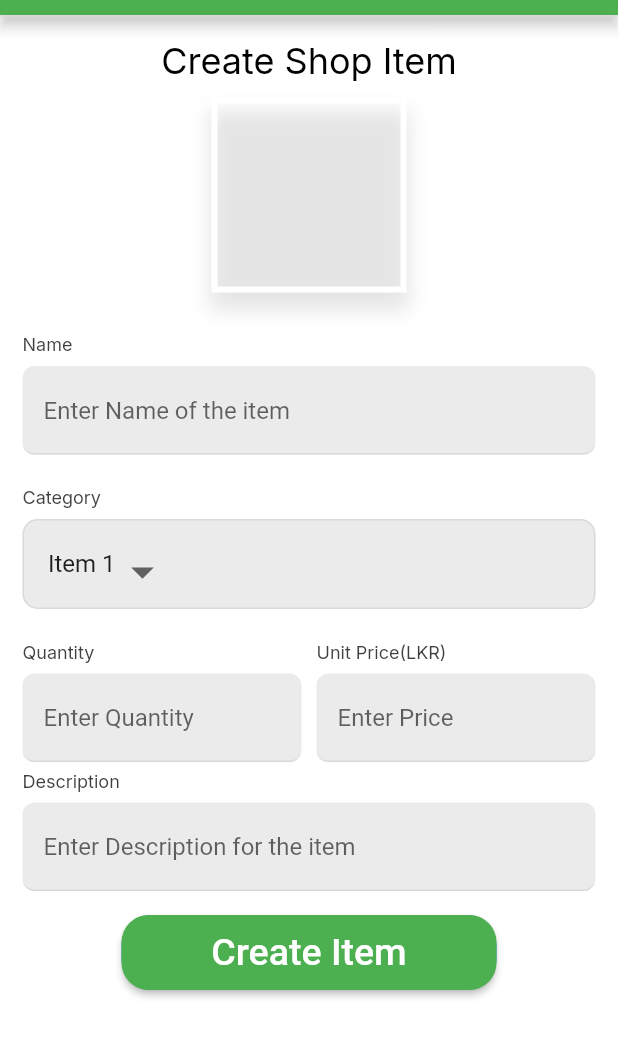
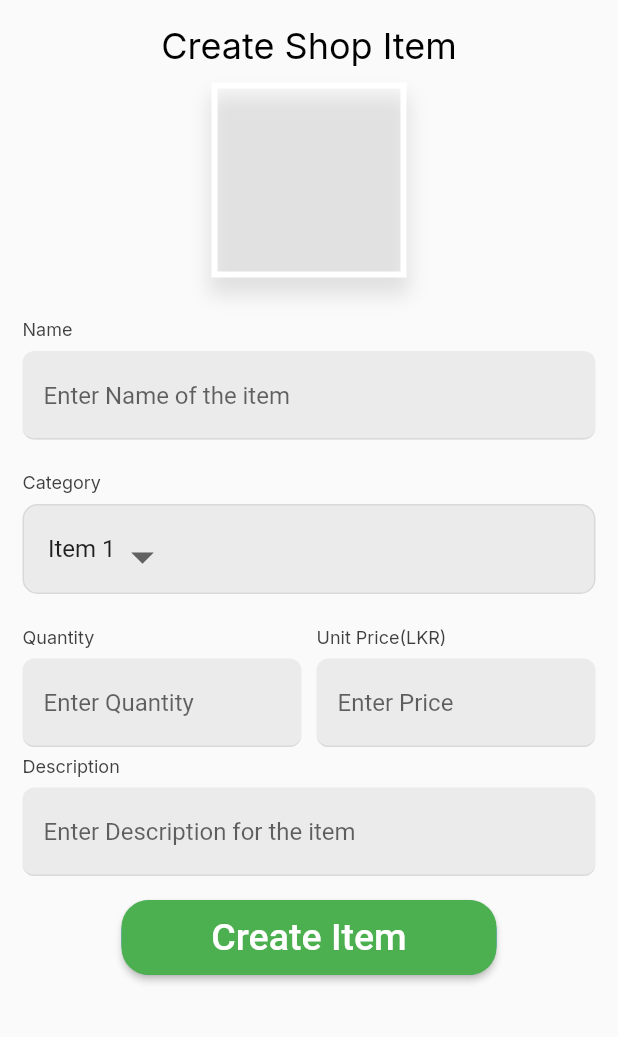
Before and after one commit to Y4S1-SASA/automobile-spare-parts-app, a Flutter app: the SaveItem widget shown alone on an empty page, opened directly, on a phone screen of 412 x 824 dp. Shown: the top 1037 px of the screen. Run offline on Flutter 3.47's test engine with Material 2 defaults, Android fonts, the light colour scheme and no system bars; our stand-ins replace firebase_auth, firebase_core, firebase_database, google_fonts; accounts and stored records are empty.

Commit message:
fix : ui issues

```diff
--- a/lib/view/screens/item/save.item.dart
+++ b/lib/view/screens/item/save.item.dart
@@ -24,13 +24,7 @@ class _SaveItemState extends State<SaveItem> {
   @override
   Widget build(BuildContext context) {
     final _formKey = GlobalKey<FormState>();
-    return Scaffold(
-      backgroundColor: Colors.white,
-      appBar: AppBar(
-        toolbarHeight: 10,
-        backgroundColor: Colors.green,
-      ),
-      body: SingleChildScrollView(
+    return Container(
       child: Column(
         children: <Widget>[
           const SizedBox(height: 16),
@@ -196,25 +190,23 @@ class _SaveItemState extends State<SaveItem> {
                               TextFormField(
                                 decoration: InputDecoration(
                                   filled: true,
-                                    fillColor: const Color.fromARGB(
-                                        255, 235, 235, 235),
+                                  fillColor:
+                                      const Color.fromARGB(255, 235, 235, 235),
                                   hintText: 'Enter Quantity',
                                   enabled: true,
                                   contentPadding: const EdgeInsets.symmetric(
                                       vertical: 20.0, horizontal: 14.0),
                                   focusedBorder: OutlineInputBorder(
                                     borderSide: new BorderSide(
-                                          color: Color.fromARGB(
-                                              255, 217, 217, 217)),
-                                      borderRadius:
-                                          new BorderRadius.circular(8),
+                                        color:
+                                            Color.fromARGB(255, 217, 217, 217)),
+                                    borderRadius: new BorderRadius.circular(8),
                                   ),
                                   enabledBorder: UnderlineInputBorder(
                                     borderSide: new BorderSide(
-                                          color: Color.fromARGB(
-                                              255, 217, 217, 217)),
-                                      borderRadius:
-                                          new BorderRadius.circular(8),
+                                        color:
+                                            Color.fromARGB(255, 217, 217, 217)),
+                                    borderRadius: new BorderRadius.circular(8),
                                   ),
                                 ),
                                 validator: (value) {
@@ -254,25 +246,23 @@ class _SaveItemState extends State<SaveItem> {
                               TextFormField(
                                 decoration: InputDecoration(
                                   filled: true,
-                                    fillColor: const Color.fromARGB(
-                                        255, 235, 235, 235),
+                                  fillColor:
+                                      const Color.fromARGB(255, 235, 235, 235),
                                   hintText: 'Enter Price',
                                   enabled: true,
                                   contentPadding: const EdgeInsets.symmetric(
                                       vertical: 20.0, horizontal: 14.0),
                                   focusedBorder: OutlineInputBorder(
                                     borderSide: new BorderSide(
-                                          color: Color.fromARGB(
-                                              255, 217, 217, 217)),
-                                      borderRadius:
-                                          new BorderRadius.circular(8),
+                                        color:
+                                            Color.fromARGB(255, 217, 217, 217)),
+                                    borderRadius: new BorderRadius.circular(8),
                                   ),
                                   enabledBorder: UnderlineInputBorder(
                                     borderSide: new BorderSide(
-                                          color: Color.fromARGB(
-                                              255, 217, 217, 217)),
-                                      borderRadius:
-                                          new BorderRadius.circular(8),
+                                        color:
+                                            Color.fromARGB(255, 217, 217, 217)),
+                                    borderRadius: new BorderRadius.circular(8),
                                   ),
                                 ),
                                 validator: (value) {
@@ -347,8 +337,8 @@ class _SaveItemState extends State<SaveItem> {
                       style: ButtonStyle(
                           backgroundColor:
                               MaterialStateProperty.all(Colors.green),
-                            shape: MaterialStateProperty.all<
-                                    RoundedRectangleBorder>(
+                          shape:
+                              MaterialStateProperty.all<RoundedRectangleBorder>(
                                   RoundedRectangleBorder(
                                       borderRadius:
                                           BorderRadius.circular(18.0)))),
@@ -368,7 +358,6 @@ class _SaveItemState extends State<SaveItem> {
               )),
         ],
       ),
-      ),
     );
   }
 
--- a/pubspec.yaml
+++ b/pubspec.yaml
@@ -54,7 +54,6 @@ dev_dependencies:
   firebase_database: ^10.0.14
   flutter_spinkit: ^5.1.0
   confirm_dialog: ^1.0.1
-  google_fonts: ^3.0.1
 
 # For information on the generic Dart part of this file, see the
 # following page: https://dart.dev/tools/pub/pubspec
```
Also changed, not shown: lib/main.dart (+3 -14 lines), pubspec.lock. Lines whose indentation alone changed are shown as unchanged.
